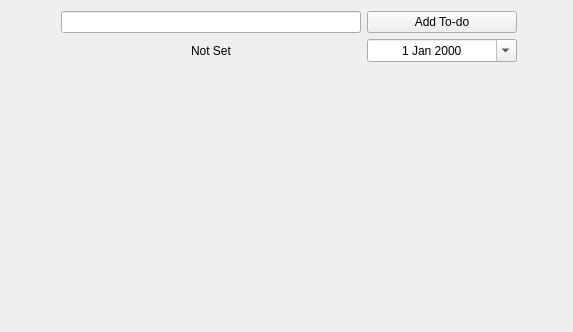
Before: the Qt Designer form designs/xml/todo_widget.ui in daniel-deru/WorkMate-3.0, drawn with Qt 5.
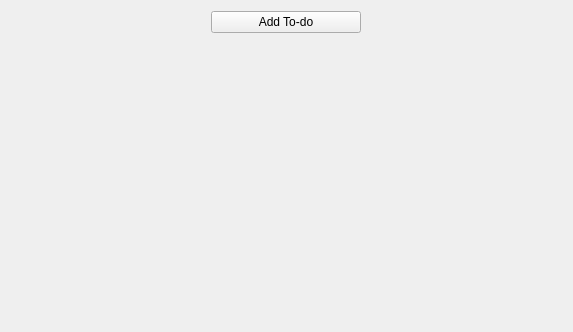
After: the same form once the commit is applied.

Commit message: added todo_window to edit and add todos. added description field to todos

The edit to the form file:
```diff
--- a/designs/xml/todo_widget.ui
+++ b/designs/xml/todo_widget.ui
@@ -18,30 +18,8 @@
   </property>
   <layout class="QVBoxLayout" name="verticalLayout_2">
    <item>
-    <layout class="QFormLayout" name="form_todos">
-     <property name="fieldGrowthPolicy">
-      <enum>QFormLayout::ExpandingFieldsGrow</enum>
-     </property>
-     <property name="rowWrapPolicy">
-      <enum>QFormLayout::DontWrapRows</enum>
-     </property>
-     <property name="labelAlignment">
-      <set>Qt::AlignCenter</set>
-     </property>
-     <property name="formAlignment">
-      <set>Qt::AlignHCenter|Qt::AlignTop</set>
-     </property>
-     <item row="0" column="0">
-      <widget class="QLineEdit" name="lne_add_todo">
-       <property name="minimumSize">
-        <size>
-         <width>300</width>
-         <height>0</height>
-        </size>
-       </property>
-      </widget>
-     </item>
-     <item row="0" column="1">
+    <layout class="QHBoxLayout" name="horizontalLayout">
+     <item>
       <widget class="QPushButton" name="btn_add_todo">
        <property name="sizePolicy">
         <sizepolicy hsizetype="Expanding" vsizetype="Minimum">
@@ -69,56 +47,6 @@
        </property>
       </widget>
      </item>
-     <item row="1" column="0">
-      <widget class="QLabel" name="lbl_date_display">
-       <property name="text">
-        <string>Not Set</string>
-       </property>
-      </widget>
-     </item>
-     <item row="1" column="1">
-      <widget class="QDateEdit" name="dte_date_select">
-       <property name="sizePolicy">
-        <sizepolicy hsizetype="Fixed" vsizetype="Fixed">
-         <horstretch>0</horstretch>
-         <verstretch>0</verstretch>
-        </sizepolicy>
-       </property>
-       <property name="minimumSize">
-        <size>
-         <width>150</width>
-         <height>0</height>
-        </size>
-       </property>
-       <property name="maximumSize">
-        <size>
-         <width>150</width>
-         <height>16777215</height>
-        </size>
-       </property>
-       <property name="cursor">
-        <cursorShape>PointingHandCursor</cursorShape>
-       </property>
-       <property name="wrapping">
-        <bool>false</bool>
-       </property>
-       <property name="alignment">
-        <set>Qt::AlignCenter</set>
-       </property>
-       <property name="buttonSymbols">
-        <enum>QAbstractSpinBox::PlusMinus</enum>
-       </property>
-       <property name="correctionMode">
-        <enum>QAbstractSpinBox::CorrectToNearestValue</enum>
-       </property>
-       <property name="showGroupSeparator" stdset="0">
-        <bool>false</bool>
-       </property>
-       <property name="calendarPopup">
-        <bool>true</bool>
-       </property>
-      </widget>
-     </item>
     </layout>
    </item>
    <item>
```
The commit also changes 11 other files.
